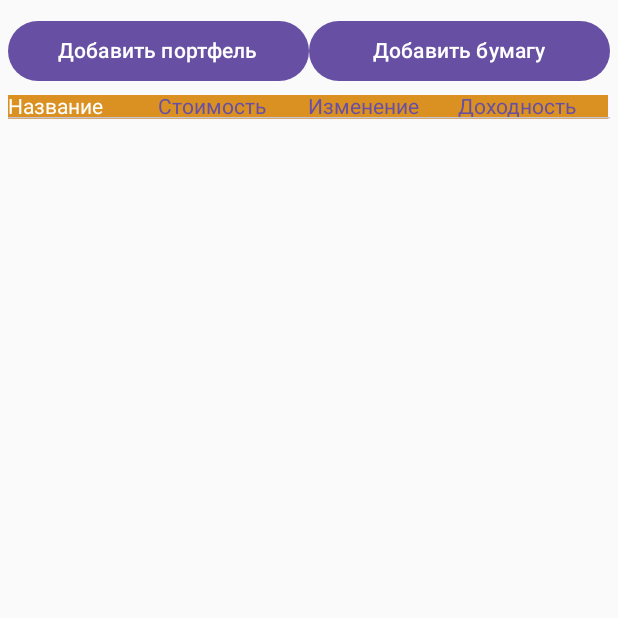
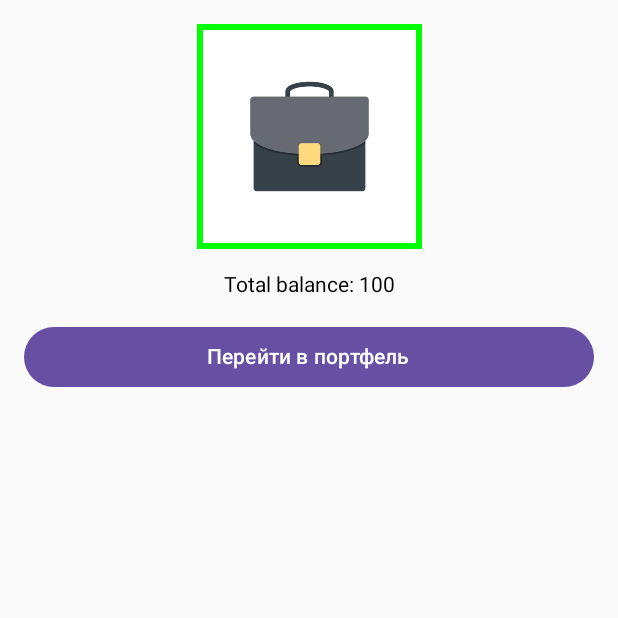
Before and after one commit to NXT26/PortfolioCheker, an Android app built with Jetpack Compose: the screen it shows after launch (MainActivity), on a phone screen of 412 x 824 dp, the top half of it. Run offline under Robolectric (Android 15) with nearby library versions, the light colour scheme and no system bars.

Commit message:
start window

```diff
--- a/app/build.gradle.kts
+++ b/app/build.gradle.kts
@@ -59,6 +59,10 @@ dependencies {
     implementation("androidx.compose.ui:ui-graphics")
     implementation("androidx.compose.ui:ui-tooling-preview")
     implementation("androidx.compose.material3:material3")
+    implementation("androidx.test:monitor:1.6.1")
+    implementation("androidx.test.ext:junit-ktx:1.1.5")
+    implementation("androidx.navigation:navigation-runtime-ktx:2.7.6")
+    implementation("androidx.navigation:navigation-compose:2.7.6")
     testImplementation("junit:junit:4.13.2")
     androidTestImplementation("androidx.test.ext:junit:1.1.5")
     androidTestImplementation("androidx.test.espresso:espresso-core:3.5.1")
--- a/app/src/main/java/com/example/portfoliocheker/MainActivity.kt
+++ b/app/src/main/java/com/example/portfoliocheker/MainActivity.kt
@@ -41,6 +41,7 @@ import androidx.compose.ui.layout.ContentScale
 import androidx.compose.ui.res.painterResource
 import androidx.compose.ui.tooling.preview.Preview
 import androidx.compose.ui.unit.dp
+import androidx.navigation.compose.rememberNavController
 import com.example.portfoliocheker.ui.theme.PortfolioChekerTheme
 import kotlinx.coroutines.launch
 
@@ -48,11 +49,12 @@ class MainActivity : ComponentActivity() {
     override fun onCreate(savedInstanceState: Bundle?) {
         super.onCreate(savedInstanceState)
         setContent {
-            MainView()
+            val navController = rememberNavController()
+            MainView(navController)
 
 
 
             }
         }
 
-    }
+}
--- a/app/src/main/java/com/example/portfoliocheker/View.kt
+++ b/app/src/main/java/com/example/portfoliocheker/View.kt
@@ -1,110 +1,97 @@
 package com.example.portfoliocheker
 
 import android.graphics.Color
+import androidx.compose.foundation.BorderStroke
+import androidx.compose.foundation.Image
 import androidx.compose.foundation.background
+import androidx.compose.foundation.border
 import androidx.compose.foundation.clickable
 import androidx.compose.foundation.layout.Arrangement
 import androidx.compose.foundation.layout.Column
 import androidx.compose.foundation.layout.Row
+import androidx.compose.foundation.layout.Spacer
 import androidx.compose.foundation.layout.fillMaxHeight
 import androidx.compose.foundation.layout.fillMaxSize
 import androidx.compose.foundation.layout.fillMaxWidth
+import androidx.compose.foundation.layout.height
 import androidx.compose.foundation.layout.padding
 import androidx.compose.foundation.layout.size
-import androidx.compose.foundation.lazy.LazyRow
-import androidx.compose.foundation.lazy.items
+import androidx.compose.foundation.shape.CircleShape
 import androidx.compose.material3.Button
-import androidx.compose.material3.Card
 import androidx.compose.material3.Icon
+import androidx.compose.material3.MaterialTheme
 import androidx.compose.material3.TabRow
 import androidx.compose.material3.Text
+import androidx.compose.material3.TextButton
 import androidx.compose.runtime.Composable
-import androidx.compose.runtime.getValue
-import androidx.compose.runtime.mutableStateOf
-import androidx.compose.runtime.remember
-import androidx.compose.runtime.setValue
+import androidx.compose.ui.Alignment
 import androidx.compose.ui.Modifier
-import androidx.compose.ui.text.style.TextAlign
+import androidx.compose.ui.draw.clip
+import androidx.compose.ui.graphics.RectangleShape
+import androidx.compose.ui.layout.ContentScale
+import androidx.compose.ui.res.painterResource
 import androidx.compose.ui.unit.dp
+import androidx.navigation.NavController
 import com.example.portfoliocheker.ui.theme.Blue
 import com.example.portfoliocheker.ui.theme.Orange
 import com.example.portfoliocheker.ui.theme.White
-data class Portfolio(
-    val name: String,
-    val price: Double,
-    val change: Double,
-    val income: Double
-)
+import kotlin.system.exitProcess
+
 
 @Composable
-fun MainView(){
-    var portfolios by remember { mutableStateOf<List<Portfolio>>(emptyList()) }
-    var newPortfolioName by remember { mutableStateOf("") }
-    Column {
-        Row(modifier = Modifier
-            .fillMaxWidth()
-            .padding(top = 10.dp, start = 5.dp, end = 5.dp),
+fun MainView(
+    navController: NavController
+){
+    Column(
+        modifier = Modifier
+            .fillMaxSize()
+            .padding(16.dp),
+        verticalArrangement = Arrangement.Top,
+        horizontalAlignment = Alignment.CenterHorizontally
+    ) {
 
-            ) {
-            Button(onClick = {
-                if (newPortfolioName.isNotBlank()) {
-                    portfolios = portfolios + Portfolio(
-                        name = newPortfolioName,
-                        price = 0.0,
-                        change = 0.0,
-                        income = 0.0
-                    )
-                    newPortfolioName = ""}
-            },
-                modifier = Modifier.fillMaxWidth(0.5f)) {
+        ProfileImage()
+        Spacer(modifier = Modifier.height(16.dp))
 
-                Text(text = "Добавить портфель")
+        Text(text = "Total balance: ${getTotalBalance()}")
+        Spacer(modifier = Modifier.height(16.dp))
 
-            }
-            Button(onClick = { /*TODO*/ },
-                modifier = Modifier.fillMaxWidth()) {
-//            Icon(painter = R.drawable.ic_add_foreground, contentDescription = "icon")
+        GoMainScreenButton(navController)
+        Spacer(modifier = Modifier.weight(1f))
 
-                Text(text = "Добавить бумагу")
-
-            }
-        }
-        TabRow(selectedTabIndex = 4,
-            modifier = Modifier
-                .fillMaxWidth()
-                .padding(5.dp)
-
-            ) {
-            Text(text = "Название", modifier = Modifier.background(Orange), color = White)
-            Text(text = "Стоимость", modifier = Modifier.background(Orange))
-            Text(text = "Изменение", modifier = Modifier.background(Orange))
-            Text(text = "Доходность", modifier = Modifier.background(Orange))
-        }
-        LazyRow {
-            items(portfolios) { portfolio ->
-                PortfolioCard(portfolio = portfolio)
-            }
-        }
     }
 
+
+}
+
+fun getTotalBalance(): Int {
+    return 100
 }
 @Composable
-fun PortfolioCard(portfolio: Portfolio) {
-    Card(
+fun ProfileImage() {
+    val borderWidth = 4.dp
+    Image(
+        painter = painterResource(R.drawable.img),
+        contentDescription = "portfolio",
+
+        contentScale = ContentScale.FillBounds,
         modifier = Modifier
-            .padding(8.dp)
-            .size(150.dp, 200.dp),
+            .size(150.dp)
+            .border(
+                BorderStroke(borderWidth, androidx.compose.ui.graphics.Color.Green),
+                RectangleShape
+            )
+            .padding(borderWidth)
+            .clip(RectangleShape)
+    )
+}
+
+@Composable
+fun GoMainScreenButton(navController: NavController) {
+    Button(
+        onClick = { navController.navigate("portfolio") },
+        modifier = Modifier.fillMaxWidth()
     ) {
-        Column(
-            modifier = Modifier
-                .fillMaxSize()
-                .padding(8.dp),
-            verticalArrangement = Arrangement.Center
-        ) {
-            Text(text = portfolio.name, textAlign = TextAlign.Center, modifier = Modifier.padding(bottom = 8.dp))
-            Text(text = "Стоимость: ${portfolio.price}", textAlign = TextAlign.Center, modifier = Modifier.padding(bottom = 8.dp))
-            Text(text = "Изменение: ${portfolio.change}", textAlign = TextAlign.Center, modifier = Modifier.padding(bottom = 8.dp))
-            Text(text = "Доход: ${portfolio.income}", textAlign = TextAlign.Center)
-        }
+        Text(text = "Перейти в портфель")
     }
 }
```
Also changed, not shown: app/src/main/res/drawable/cat1020.jpg (deleted), app/src/main/res/drawable/img.jpeg (added).
